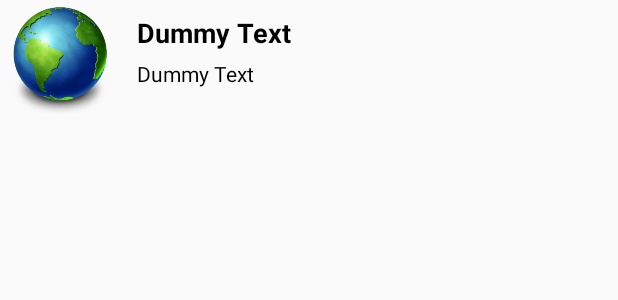
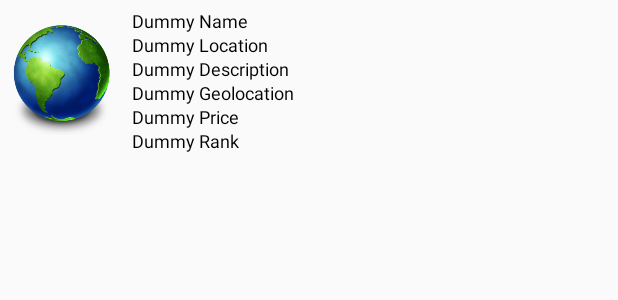
Before and after one commit to MCNorthwood/AndroidTourists, an Android app: the layout tourist_list_item.xml on its own in the app's theme, with its tools: preview values and no code run, on a phone screen of 412 x 824 dp. Shown: the top 300 px of the screen. Run offline under Robolectric (Android 15) with nearby library versions, the phone set to English and light mode, and no system bars.

Commit message:
CursorAdapter
Added CursorAdapter to allow the list to be populated from the database

```diff
--- a/com.cet325.bg51az/app/src/main/java/com/example/bg51az/comcet325bg51az/convert/CurrencyParser.java
+++ b/com.cet325.bg51az/app/src/main/java/com/example/bg51az/comcet325bg51az/convert/CurrencyParser.java
@@ -15,6 +15,7 @@ public class CurrencyParser {
 
         // get the rates of each country
         JSONObject rObj = getObject("rates",jObj);
+        curr.setGBP(getDouble("GBP", rObj));
         curr.setEUR(getDouble("EUR", rObj));
         curr.setUSD(getDouble("USD", rObj));
         curr.setAUD(getDouble("AUD", rObj));
--- a/com.cet325.bg51az/app/src/main/res/layout/tourist_list_item.xml
+++ b/com.cet325.bg51az/app/src/main/res/layout/tourist_list_item.xml
@@ -6,38 +6,93 @@
     android:padding="4dp">
 
     <ImageView
-        android:layout_width="72dp"
-        android:layout_height="72dp"
+        android:layout_width="74dp"
+        android:layout_height="74dp"
         android:id="@+id/imageIcon"
-        android:src="@drawable/earthIcon"/>
+        android:src="@drawable/earthIcon"
+        android:layout_marginTop="12dp"/>
 
     <TextView
         android:id="@+id/nameTextView"
         android:layout_width="wrap_content"
-        android:layout_height="30dp"
+        android:layout_height="16dp"
         android:layout_alignParentEnd="true"
         android:layout_alignParentRight="true"
-        android:layout_marginTop="5dp"
-        android:layout_marginLeft="15dp"
+        android:layout_marginTop="1dp"
+        android:layout_marginLeft="10dp"
         android:layout_toEndOf="@+id/imageIcon"
         android:layout_toRightOf="@id/imageIcon"
-        android:text="Dummy Text"
+        android:text="Dummy Name"
         android:textColor="@android:color/black"
-        android:textSize="18sp"
-        android:textStyle="bold"/>
+        android:textSize="12sp"/>
 
     <TextView
         android:id="@+id/locationTextView"
         android:layout_width="match_parent"
-        android:layout_height="30dp"
+        android:layout_height="16dp"
         android:layout_alignParentEnd="true"
         android:layout_alignParentRight="true"
-        android:layout_marginLeft="15dp"
+        android:layout_marginLeft="10dp"
         android:layout_toEndOf="@id/imageIcon"
         android:layout_toRightOf="@id/imageIcon"
         android:layout_below="@id/nameTextView"
-        android:text="Dummy Text"
+        android:text="Dummy Location"
         android:textColor="@android:color/black"
-        android:textSize="14sp"/>
+        android:textSize="12sp"/>
 
+    <TextView
+        android:id="@+id/descriptionTextView"
+        android:layout_width="match_parent"
+        android:layout_height="16dp"
+        android:layout_alignParentEnd="true"
+        android:layout_alignParentRight="true"
+        android:layout_marginLeft="10dp"
+        android:layout_toEndOf="@id/imageIcon"
+        android:layout_toRightOf="@id/imageIcon"
+        android:layout_below="@id/locationTextView"
+        android:text="Dummy Description"
+        android:textColor="@android:color/black"
+        android:textSize="12sp"/>
+
+    <TextView
+        android:id="@+id/geolocationTextView"
+        android:layout_width="match_parent"
+        android:layout_height="16dp"
+        android:layout_alignParentEnd="true"
+        android:layout_alignParentRight="true"
+        android:layout_marginLeft="10dp"
+        android:layout_toEndOf="@id/imageIcon"
+        android:layout_toRightOf="@id/imageIcon"
+        android:layout_below="@id/descriptionTextView"
+        android:text="Dummy Geolocation"
+        android:textColor="@android:color/black"
+        android:textSize="12sp"/>
+
+    <TextView
+        android:id="@+id/priceTextView"
+        android:layout_width="match_parent"
+        android:layout_height="16dp"
+        android:layout_alignParentEnd="true"
+        android:layout_alignParentRight="true"
+        android:layout_marginLeft="10dp"
+        android:layout_toEndOf="@id/imageIcon"
+        android:layout_toRightOf="@id/imageIcon"
+        android:layout_below="@id/geolocationTextView"
+        android:text="Dummy Price"
+        android:textColor="@android:color/black"
+        android:textSize="12sp"/>
+
+    <TextView
+        android:id="@+id/rankTextView"
+        android:layout_width="match_parent"
+        android:layout_height="16dp"
+        android:layout_alignParentEnd="true"
+        android:layout_alignParentRight="true"
+        android:layout_marginLeft="10dp"
+        android:layout_toEndOf="@id/imageIcon"
+        android:layout_toRightOf="@id/imageIcon"
+        android:layout_below="@id/priceTextView"
+        android:text="Dummy Rank"
+        android:textColor="@android:color/black"
+        android:textSize="12sp"/>
 </RelativeLayout>
--- a/com.cet325.bg51az/app/src/main/res/values/strings.xml
+++ b/com.cet325.bg51az/app/src/main/res/values/strings.xml
@@ -3,4 +3,6 @@
     <string name="btn_viewList">View List</string>
     <string name="btn_favCurrency">Favourite Currency</string>
     <string name="btn_about">About</string>
+    <string name="add_location">Add Location</string>
+    <string name="delete_location">Delete Location</string>
 </resources>
```
Also changed, not shown: com.cet325.bg51az/app/src/main/java/com/example/bg51az/comcet325bg51az/ListActivity.java (added, +8 -0 lines), com.cet325.bg51az/app/src/main/java/com/example/bg51az/comcet325bg51az/convert/Currency.java (+8 -3 lines), com.cet325.bg51az/app/src/main/java/com/example/bg51az/comcet325bg51az/database/DBOpenHelper.java (renamed from com.cet325.bg51az/app/src/main/java/com/example/bg51az/comcet325bg51az/DBOpenHelper.java, +31 -42 lines), com.cet325.bg51az/app/src/main/java/com/example/bg51az/comcet325bg51az/database/Tourist.java (renamed from com.cet325.bg51az/app/src/main/java/com/example/bg51az/comcet325bg51az/Tourist.java, +15 -29 lines), com.cet325.bg51az/app/src/main/java/com/example/bg51az/comcet325bg51az/database/TouristCursorAdapter.java (added, +50 -0 lines), com.cet325.bg51az/app/src/main/res/menu/menu_main.xml (added, +12 -0 lines), com.cet325.bg51az/app/src/main/java/com/example/bg51az/comcet325bg51az/convert/CurrencyHttpClient.java (line endings or trailing spaces).
